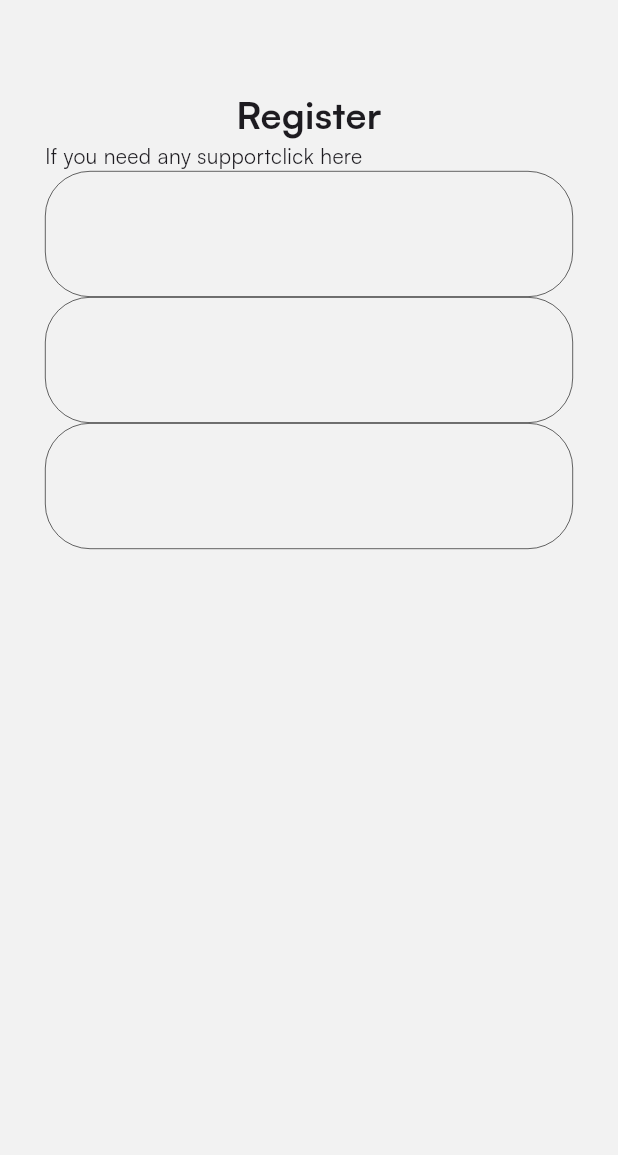
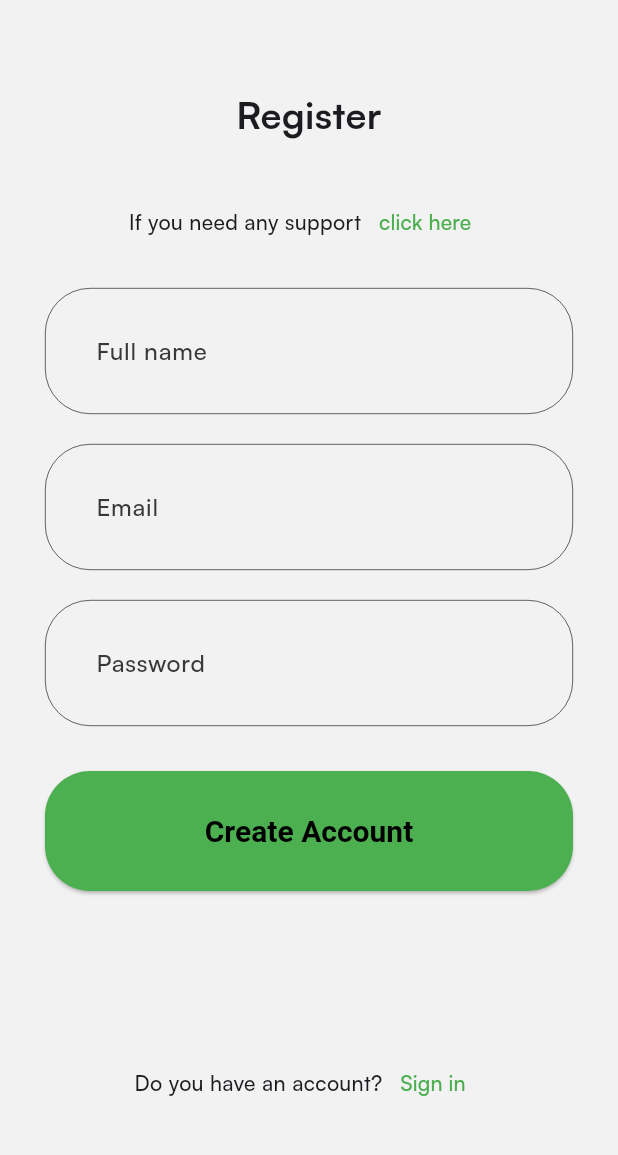
Before and after one commit to alanta335/Music_Player_Flutter_App, a Flutter app: the SignUpPage screen opened directly, on a phone screen of 412 x 824 dp, the part 72-1227 px from its top. Run offline on Flutter 3.47's test engine with Material 3 defaults, Android fonts, the phone set to English and light mode, and no system bars; our stand-ins replace flutter_bloc, flutter_svg, hydrated_bloc.

Commit message:
added signUpPage UI

```diff
--- a/lib/common/widgets/buttons/basic_button.dart
+++ b/lib/common/widgets/buttons/basic_button.dart
@@ -18,6 +18,12 @@ class BasicButton extends StatelessWidget {
         style: ElevatedButton.styleFrom(
             minimumSize: Size.fromHeight(height ?? 80)),
         onPressed: onPressed,
-        child: Text(title));
+        child: Text(
+          title,
+          style: const TextStyle(
+            color: Colors.black,
+            fontWeight: FontWeight.bold,
+          ),
+        ));
   }
 }
--- a/lib/core/config/theme/AppTheme.dart
+++ b/lib/core/config/theme/AppTheme.dart
@@ -8,9 +8,20 @@ class AppTheme {
     brightness: Brightness.light,
     fontFamily: 'Satoshi',
     inputDecorationTheme: InputDecorationTheme(
+      hintStyle: const TextStyle(
+        color: Color(0xff383838),
+        fontWeight: FontWeight.w500,
+      ),
       filled: true,
       fillColor: Colors.transparent,
       contentPadding: const EdgeInsets.all(30),
+      border: OutlineInputBorder(
+        borderRadius: BorderRadius.circular(30),
+        borderSide: const BorderSide(
+          color: Colors.black,
+          width: 0.4,
+        ),
+      ),
       enabledBorder: OutlineInputBorder(
         borderRadius: BorderRadius.circular(30),
         borderSide: const BorderSide(
@@ -35,9 +46,20 @@ class AppTheme {
     brightness: Brightness.dark,
     fontFamily: 'Satoshi',
     inputDecorationTheme: InputDecorationTheme(
+      hintStyle: const TextStyle(
+        color: Color(0xffA7A7A7),
+        fontWeight: FontWeight.w500,
+      ),
       filled: true,
       fillColor: Colors.transparent,
       contentPadding: const EdgeInsets.all(30),
+      border: OutlineInputBorder(
+        borderRadius: BorderRadius.circular(30),
+        borderSide: const BorderSide(
+          color: Colors.white,
+          width: 0.4,
+        ),
+      ),
       enabledBorder: OutlineInputBorder(
         borderRadius: BorderRadius.circular(30),
         borderSide: const BorderSide(
--- a/lib/core/config/theme/app_colors.dart
+++ b/lib/core/config/theme/app_colors.dart
@@ -1,7 +1,7 @@
 import 'package:flutter/material.dart';
 
 class AppColors {
-  static const primary = Color(0xff42C89C);
+  static const primary = Colors.green;
   static const lightBackground = Color(0xffF2F2F2);
   static const darkBackground = Color(0xff0D0C0C);
   static const grey = Color(0xffBEBEBE);
--- a/lib/presentation/auth/pages/signup.dart
+++ b/lib/presentation/auth/pages/signup.dart
@@ -1,6 +1,7 @@
 import 'package:flutter/material.dart';
 import 'package:flutter_svg/svg.dart';
 import 'package:spotify/common/widgets/appbar/app_bar.dart';
+import 'package:spotify/common/widgets/buttons/basic_button.dart';
 import 'package:spotify/core/config/assets/app_vectors.dart';
 
 class SignUpPage extends StatelessWidget {
@@ -9,6 +10,7 @@ class SignUpPage extends StatelessWidget {
   @override
   Widget build(BuildContext context) {
     return Scaffold(
+      bottomNavigationBar: const BottomText(),
       appBar: BasicAppBar(
         title: SvgPicture.asset(
           AppVectors.logo,
@@ -16,21 +18,51 @@ class SignUpPage extends StatelessWidget {
           height: 40,
         ),
       ),
-      body: const Padding(
-        padding: EdgeInsets.symmetric(
+      body: Padding(
+        padding: const EdgeInsets.symmetric(
           horizontal: 30,
           vertical: 50,
         ),
         child: Column(
           crossAxisAlignment: CrossAxisAlignment.center,
           children: [
-            _registerText(),
+            const RegisterText(),
+            const SizedBox(height: 30),
             Row(
-              children: [Text("If you need any support"), Text("click here")],
+              mainAxisAlignment: MainAxisAlignment.center,
+              children: [
+                const Text(
+                  "If you need any support",
+                  style: TextStyle(
+                    fontWeight: FontWeight.w500,
+                    fontSize: 14,
+                  ),
+                ),
+                TextButton(
+                    onPressed: () {},
+                    child: const Text(
+                      "click here",
+                      style: TextStyle(
+                          color: Colors.green, fontWeight: FontWeight.w500),
+                    ))
+              ],
             ),
-            TextField(),
-            TextField(),
-            TextField(),
+            const SizedBox(height: 20),
+            const TextField(
+              decoration: InputDecoration(hintText: 'Full name'),
+            ),
+            const SizedBox(height: 20),
+            const TextField(
+              decoration: InputDecoration(hintText: 'Email'),
+            ),
+            const SizedBox(height: 20),
+            const TextField(
+              decoration: InputDecoration(hintText: 'Password'),
+            ),
+            const SizedBox(
+              height: 30,
+            ),
+            BasicButton(onPressed: () {}, title: "Create Account"),
           ],
         ),
       ),
@@ -38,8 +70,44 @@ class SignUpPage extends StatelessWidget {
   }
 }
 
-class _registerText extends StatelessWidget {
-  const _registerText({
+class BottomText extends StatelessWidget {
+  const BottomText({
+    super.key,
+  });
+
+  @override
+  Widget build(BuildContext context) {
+    return Padding(
+      padding: const EdgeInsets.symmetric(vertical: 30),
+      child: Row(
+        mainAxisAlignment: MainAxisAlignment.center,
+        children: [
+          const Text(
+            'Do you have an account?',
+            style: TextStyle(
+              fontWeight: FontWeight.w500,
+              fontSize: 14,
+            ),
+          ),
+          TextButton(
+            onPressed: () {},
+            child: const Text(
+              'Sign in',
+              style: TextStyle(
+                color: Colors.green,
+                fontWeight: FontWeight.w500,
+                fontSize: 14,
+              ),
+            ),
+          )
+        ],
+      ),
+    );
+  }
+}
+
+class RegisterText extends StatelessWidget {
+  const RegisterText({
     super.key,
   });
 
```
